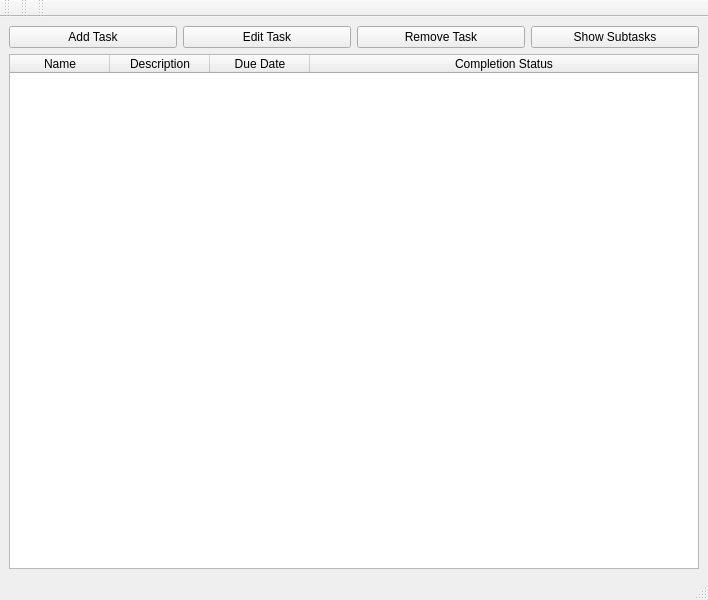
Above: ui/mainwindow.ui from shawnlong636/TaskAssigner before the change. Below: the same form after it.
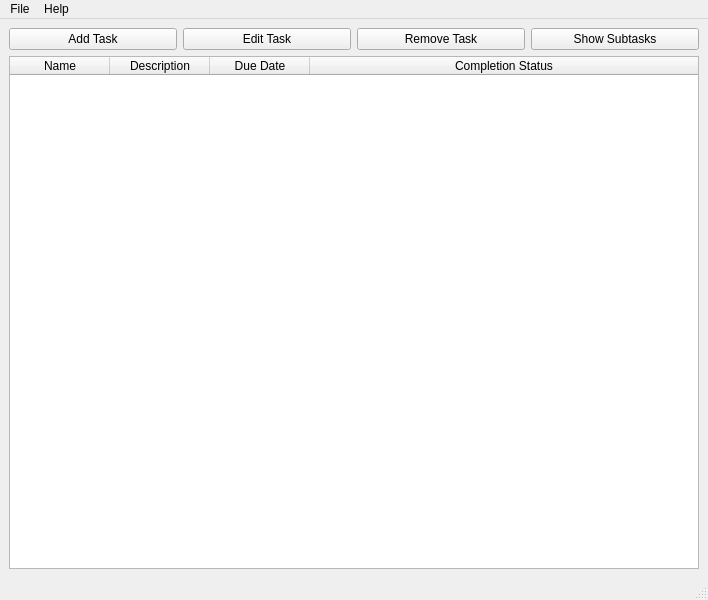
That is the form after the change.

Commit message: Added MenuBar, removed toolbars, and partially implemented save action

Patch:
```diff
--- a/ui/mainwindow.ui
+++ b/ui/mainwindow.ui
@@ -85,44 +85,48 @@
      <x>0</x>
      <y>0</y>
      <width>708</width>
-     <height>24</height>
+     <height>21</height>
     </rect>
    </property>
+   <property name="nativeMenuBar">
+    <bool>true</bool>
+   </property>
+   <widget class="QMenu" name="menuFile">
+    <property name="enabled">
+     <bool>true</bool>
+    </property>
+    <property name="title">
+     <string>File</string>
+    </property>
+    <addaction name="separator"/>
+    <addaction name="actionSave"/>
+   </widget>
+   <widget class="QMenu" name="menutest">
+    <property name="title">
+     <string>Help</string>
+    </property>
+    <addaction name="actionAboutQt"/>
+    <addaction name="actionAbout"/>
+   </widget>
+   <addaction name="menuFile"/>
+   <addaction name="menutest"/>
   </widget>
   <widget class="QStatusBar" name="statusbar"/>
-  <widget class="QToolBar" name="toolBar">
-   <property name="windowTitle">
-    <string>toolBar</string>
+  <action name="actionSave">
+   <property name="text">
+    <string>Save</string>
    </property>
-   <attribute name="toolBarArea">
-    <enum>TopToolBarArea</enum>
-   </attribute>
-   <attribute name="toolBarBreak">
-    <bool>false</bool>
-   </attribute>
-  </widget>
-  <widget class="QToolBar" name="toolBar_2">
-   <property name="windowTitle">
-    <string>toolBar_2</string>
+  </action>
+  <action name="actionAboutQt">
+   <property name="text">
+    <string>Qt</string>
    </property>
-   <attribute name="toolBarArea">
-    <enum>TopToolBarArea</enum>
-   </attribute>
-   <attribute name="toolBarBreak">
-    <bool>false</bool>
-   </attribute>
-  </widget>
-  <widget class="QToolBar" name="toolBar_3">
-   <property name="windowTitle">
-    <string>toolBar_3</string>
+  </action>
+  <action name="actionAbout">
+   <property name="text">
+    <string>About</string>
    </property>
-   <attribute name="toolBarArea">
-    <enum>TopToolBarArea</enum>
-   </attribute>
-   <attribute name="toolBarBreak">
-    <bool>false</bool>
-   </attribute>
-  </widget>
+  </action>
  </widget>
  <resources/>
  <connections/>
```
The commit also changes 4 other files.
